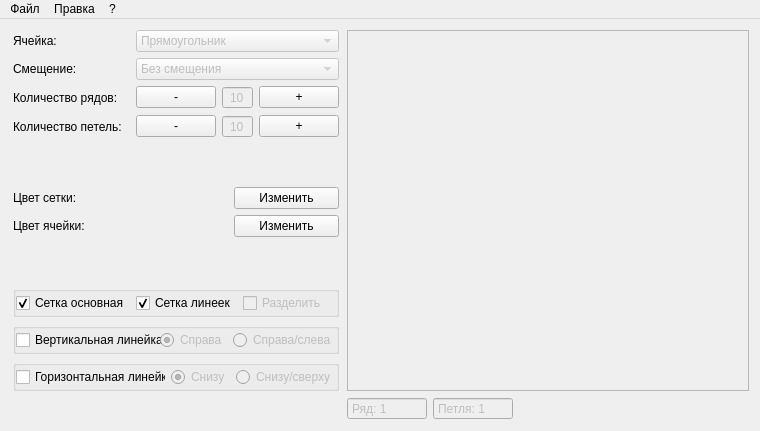
Qt form mainwindow.ui (MegaSamuel/PatternDraw) before a commit.
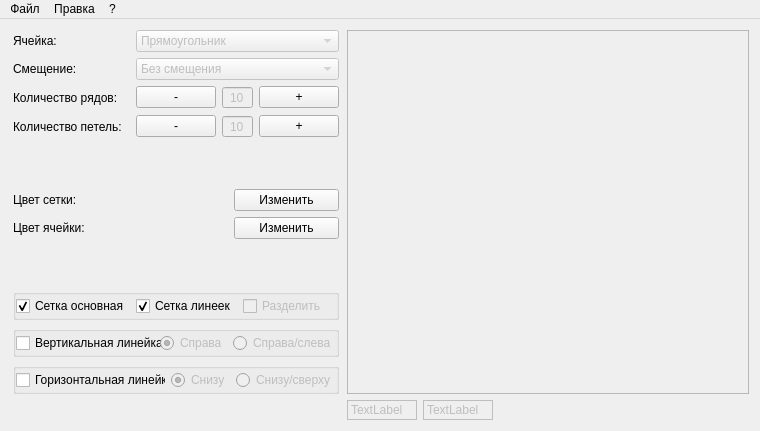
The same form after that commit. Custom widgets are drawn as their Qt base class.

Commit message: ft-customer : правка размера главного окна, правка отображения текущего положения курсора

```diff
--- a/mainwindow.ui
+++ b/mainwindow.ui
@@ -619,52 +619,52 @@
         <number>0</number>
        </property>
        <item>
-        <widget class="QSpinBox" name="spinCurrRow">
+        <widget class="QLabel" name="labelCurrRow">
          <property name="enabled">
           <bool>false</bool>
          </property>
+         <property name="sizePolicy">
+          <sizepolicy hsizetype="Minimum" vsizetype="Preferred">
+           <horstretch>0</horstretch>
+           <verstretch>0</verstretch>
+          </sizepolicy>
+         </property>
          <property name="minimumSize">
           <size>
-           <width>80</width>
+           <width>70</width>
            <height>0</height>
           </size>
          </property>
-         <property name="buttonSymbols">
-          <enum>QAbstractSpinBox::NoButtons</enum>
+         <property name="frameShape">
+          <enum>QFrame::Box</enum>
          </property>
-         <property name="prefix">
-          <string>Ряд: </string>
-         </property>
-         <property name="minimum">
-          <number>1</number>
-         </property>
-         <property name="maximum">
-          <number>128</number>
+         <property name="text">
+          <string>TextLabel</string>
          </property>
         </widget>
        </item>
        <item>
-        <widget class="QSpinBox" name="spinCurrColumn">
+        <widget class="QLabel" name="labelCurrColumn">
          <property name="enabled">
           <bool>false</bool>
          </property>
+         <property name="sizePolicy">
+          <sizepolicy hsizetype="Minimum" vsizetype="Preferred">
+           <horstretch>0</horstretch>
+           <verstretch>0</verstretch>
+          </sizepolicy>
+         </property>
          <property name="minimumSize">
           <size>
-           <width>80</width>
+           <width>70</width>
            <height>0</height>
           </size>
          </property>
-         <property name="buttonSymbols">
-          <enum>QAbstractSpinBox::NoButtons</enum>
+         <property name="frameShape">
+          <enum>QFrame::Box</enum>
          </property>
-         <property name="prefix">
-          <string>Петля: </string>
-         </property>
-         <property name="minimum">
-          <number>1</number>
-         </property>
-         <property name="maximum">
-          <number>128</number>
+         <property name="text">
+          <string>TextLabel</string>
          </property>
         </widget>
        </item>
```
The commit also changes 4 other files.
